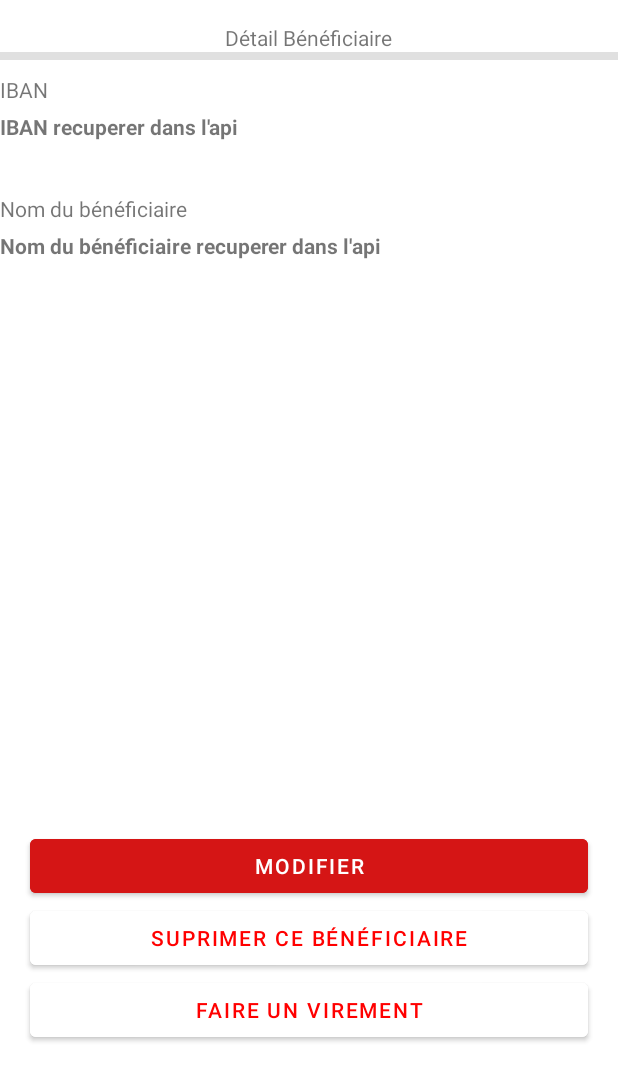
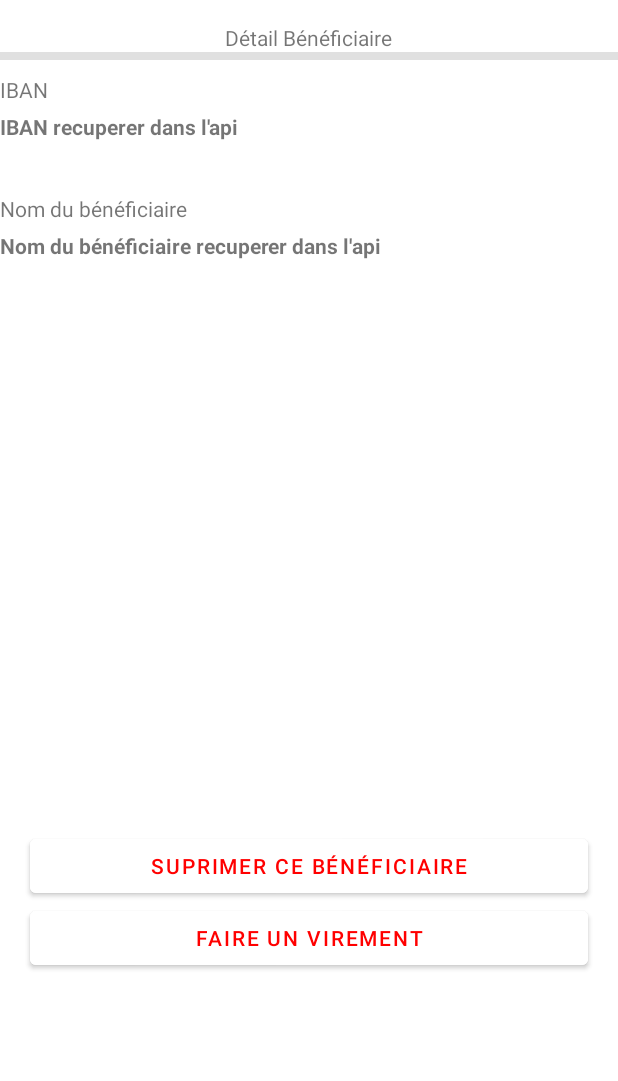
Before and after one commit to Kiruna13/Online_Bank, an Android app: the layout detail_beneficiaire.xml on its own in the app's theme, with its tools: preview values and no code run, on a phone screen of 412 x 824 dp. Shown: the top 1081 px of the screen. Run offline under Robolectric (Android 15) with nearby library versions, the phone set to English and light mode, and no system bars; network calls fail.

Commit message:
modifications page détail bénéficiaire sans requete api

```diff
--- a/app/src/main/res/layout/detail_beneficiaire.xml
+++ b/app/src/main/res/layout/detail_beneficiaire.xml
@@ -67,18 +67,6 @@
             android:textStyle="bold"
             android:text="Nom du bénéficiaire recuperer dans l'api " />
 
-        <Button
-            android:id="@+id/btn_edit"
-            android:layout_width="match_parent"
-            android:layout_height="wrap_content"
-            android:gravity="center"
-            android:textAlignment="center"
-            android:layout_marginRight="20dp"
-            android:layout_marginLeft="20dp"
-            android:layout_marginTop="380dp"
-            android:layout_gravity="center_horizontal"
-            android:backgroundTint="@color/buttonColor"
-            android:text="Modifier" />
 
         <Button
             android:id="@+id/btn_delete"
@@ -88,6 +76,7 @@
             android:textAlignment="center"
             android:layout_marginRight="20dp"
             android:layout_marginLeft="20dp"
+            android:layout_marginTop="380dp"
             android:layout_gravity="center_horizontal"
             android:backgroundTint="@color/white"
             android:textColor="@color/red"
```
